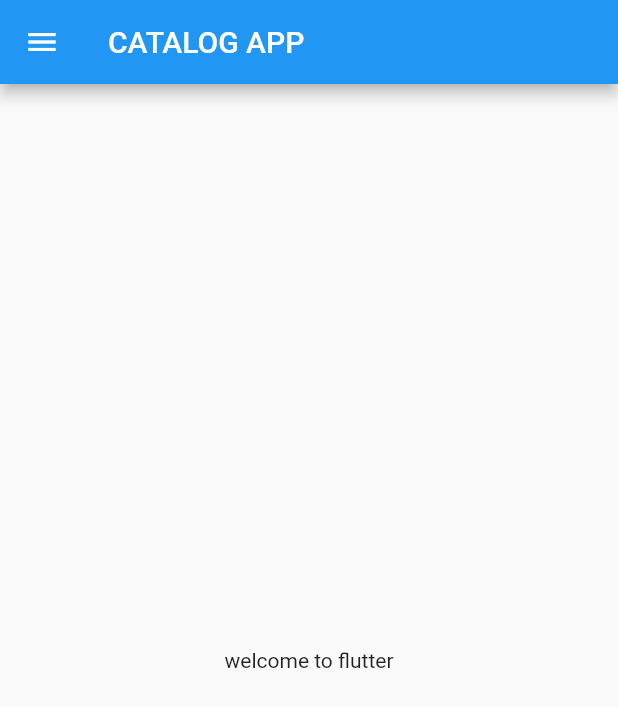
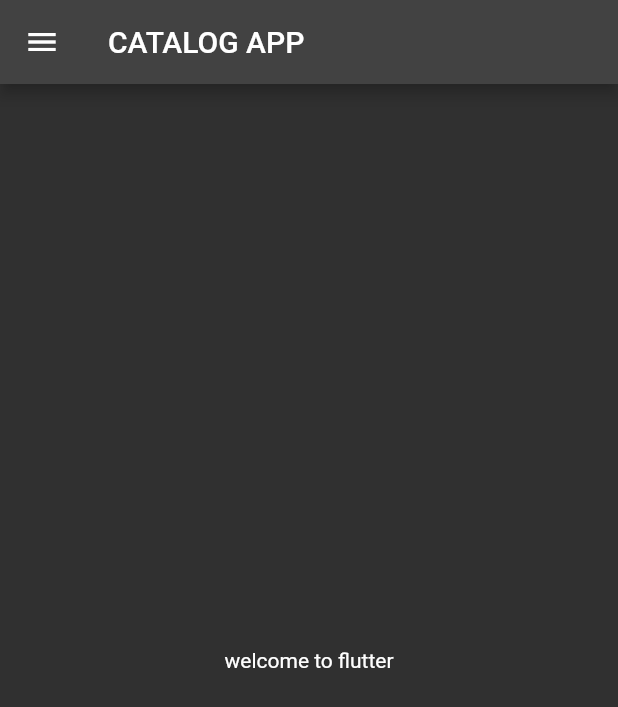
Before and after one commit to Ani995535/flutter, a Flutter app: the screen it shows after launch, on a phone screen of 412 x 824 dp. Shown: the top 707 px of the screen. Run offline on Flutter 3.47's test engine with Material 2 defaults, Android fonts, the phone set to English and light mode, and no system bars.

Commit message:
DAY3 COMPLETED

```diff
--- a/lib/main.dart
+++ b/lib/main.dart
@@ -1,6 +1,7 @@
 import 'package:flutter/cupertino.dart';
 import'package:flutter/material.dart';
-import 'package:flutter_catalog/home.dart';
+import 'package:flutter_catalog/pages/home.dart';
+import 'package:flutter_catalog/pages/loginpage.dart';
 
 void main(){
   runApp(MyApp());
@@ -9,7 +10,16 @@ class MyApp extends StatelessWidget {
   @override
   Widget build(BuildContext context) {
     return MaterialApp(
-      home:HomePage(),
+      themeMode: ThemeMode.light,
+      theme: ThemeData(
+      primarySwatch: Colors.red,
+          brightness: Brightness.dark ),
+      initialRoute: "/home",
+      routes:{
+        "/": (context) => LoginPage(),
+        "/home":(context) => HomePage(),
+        "/login":(context) => LoginPage()
+       },
     );
+   }
 }
-}
```
Also changed, not shown: lib/pages/loginpage.dart (added, +18 -0 lines), lib/pages/home.dart (renamed from lib/home.dart).
